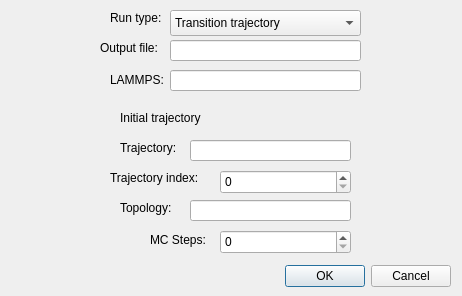
Old version of the form gui-ops/views/sim_details_view.ui in the repository dwhswenson/gui-ops.
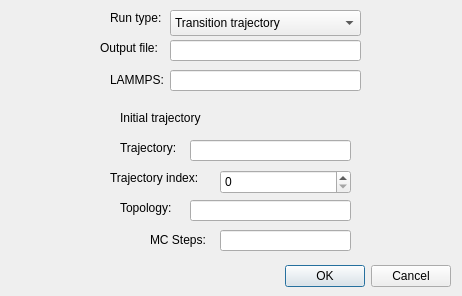
New version of the form. The open tabs and pages were chosen to show the change.

Commit message: Fixes to get n_sim_steps into the run.py file

```diff
--- a/gui-ops/views/sim_details_view.ui
+++ b/gui-ops/views/sim_details_view.ui
@@ -198,13 +198,13 @@
       <string>MC Steps:</string>
      </property>
     </widget>
-    <widget class="QSpinBox" name="n_steps">
+    <widget class="QLineEdit" name="n_steps">
      <property name="geometry">
       <rect>
        <x>110</x>
        <y>130</y>
        <width>131</width>
-       <height>24</height>
+       <height>21</height>
       </rect>
      </property>
     </widget>
```
Left out of the diff: 2 changed lines with no effect on the pictures. The commit also changes 3 other files.
